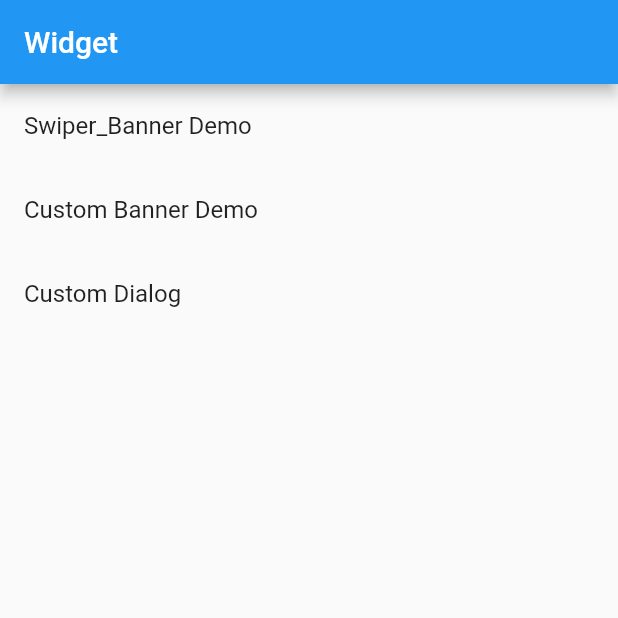
After one commit to BrighterLi/flutter_world, a Flutter app: the screen it shows after launch, after a tap on "Widget", on a phone screen of 412 x 824 dp, the top half of it. The commit adds this screen. Run offline on Flutter 3.47's test engine with Material 2 defaults, Android fonts, the phone set to English and light mode, and no system bars; our stand-ins replace flutter_swiper; network calls fail.

Commit message:
Widget CustomDialog 自定义对话框 创建

```diff
--- a/lib/main.dart
+++ b/lib/main.dart
@@ -1,6 +1,7 @@
 import 'package:flutter/material.dart';
 import 'package:flutter_kinds_demo/widget/custom_banner/banner_page.dart';
 import 'package:flutter_kinds_demo/widget/swiper_banner.dart';
+import 'package:flutter_kinds_demo/widget/widget_page.dart';
 
 void main() => runApp(MyApp());
 
@@ -40,24 +41,17 @@ class IndexPage extends StatelessWidget {
         //Demo列表
         child: ListView(
       children: <Widget>[
+        //Widget
         ListTile(
-          title: Text('Swiper_Banner Demo'),
+          title: Text('Widget'),
           onTap: () {
             Navigator.push(
                 context,
                 new MaterialPageRoute(
-                    builder: (context) => new SwiperBanner()));
+                    builder: (context) => new WidgetPage()));
           },
         ),
-        ListTile(
-          title: Text('Custom Banner Demo'),
-          onTap: () {
-            Navigator.push(
-                context,
-                new MaterialPageRoute(
-                    builder: (context) => new BannerPage()));
-          },
-        ),
+
       ],
     ));
   }
--- /dev/null
+++ b/lib/widget/widget_page.dart
@@ -0,0 +1,65 @@
+import 'package:flutter/material.dart';
+import 'package:flutter_kinds_demo/widget/custom_banner/banner_page.dart';
+import 'package:flutter_kinds_demo/widget/custom_dialog.dart';
+import 'package:flutter_kinds_demo/widget/swiper_banner.dart';
+
+class WidgetPage extends StatefulWidget {
+  @override
+  _WidgetPageState createState() => _WidgetPageState();
+}
+
+class _WidgetPageState extends State<WidgetPage> {
+  @override
+  Widget build(BuildContext context) {
+    return Container(
+
+      child:MaterialApp(
+          //_getContentWidget(context)
+        title: 'Widget',
+        home:Scaffold(
+          appBar: AppBar(
+            title: Text('Widget'),
+          ),
+          body: _getContentWidget(context),
+        )
+      ),
+    );
+  }
+
+  Widget _getContentWidget(BuildContext context) {
+    return Container(
+      //Demo列表
+        child: ListView(
+          children: <Widget>[
+            ListTile(
+              title: Text('Swiper_Banner Demo'),
+              onTap: () {
+                Navigator.push(
+                    context,
+                    new MaterialPageRoute(
+                        builder: (context) => new SwiperBanner()));
+              },
+            ),
+            ListTile(
+              title: Text('Custom Banner Demo'),
+              onTap: () {
+                Navigator.push(
+                    context,
+                    new MaterialPageRoute(
+                        builder: (context) => new BannerPage()));
+              },
+            ),
+            //CustomDialog
+            ListTile(
+              title: Text('Custom Dialog'),
+              onTap: () {
+                Navigator.push(
+                    context,
+                    new MaterialPageRoute(
+                        builder: (context) => new CustomDialog()));
+              },
+            ),
+          ],
+        ));
+  }
+}
```
Also changed, not shown: lib/widget/custom_dialog.dart (added, +13 -0 lines), pubspec.lock, 1 other file.
